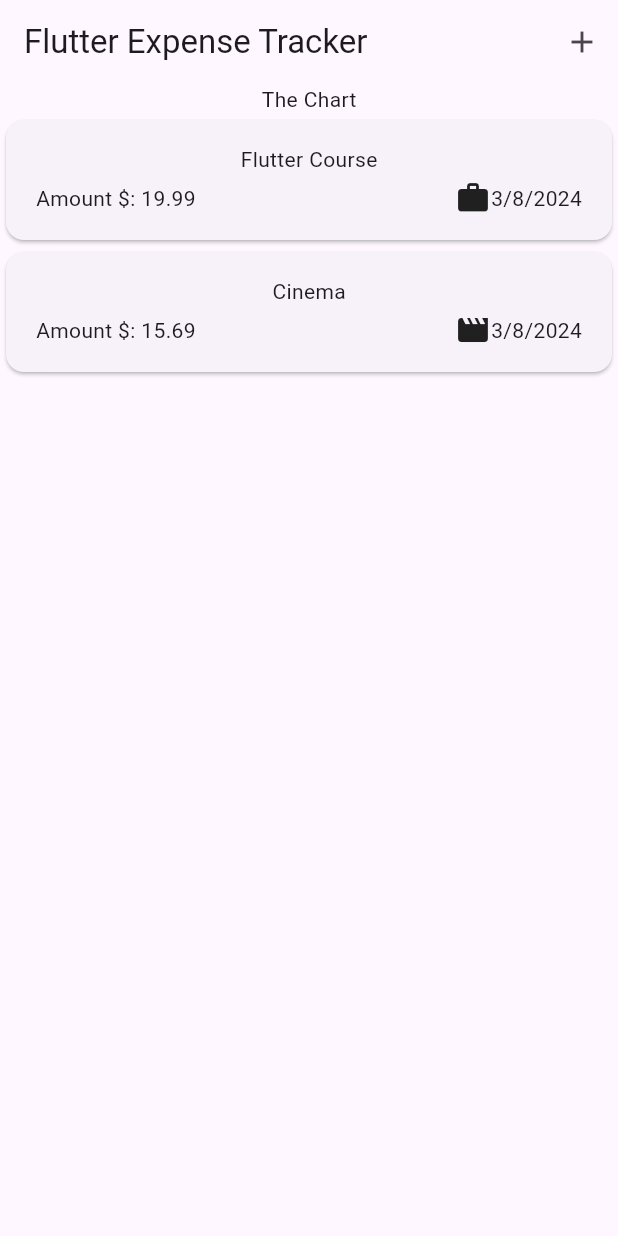
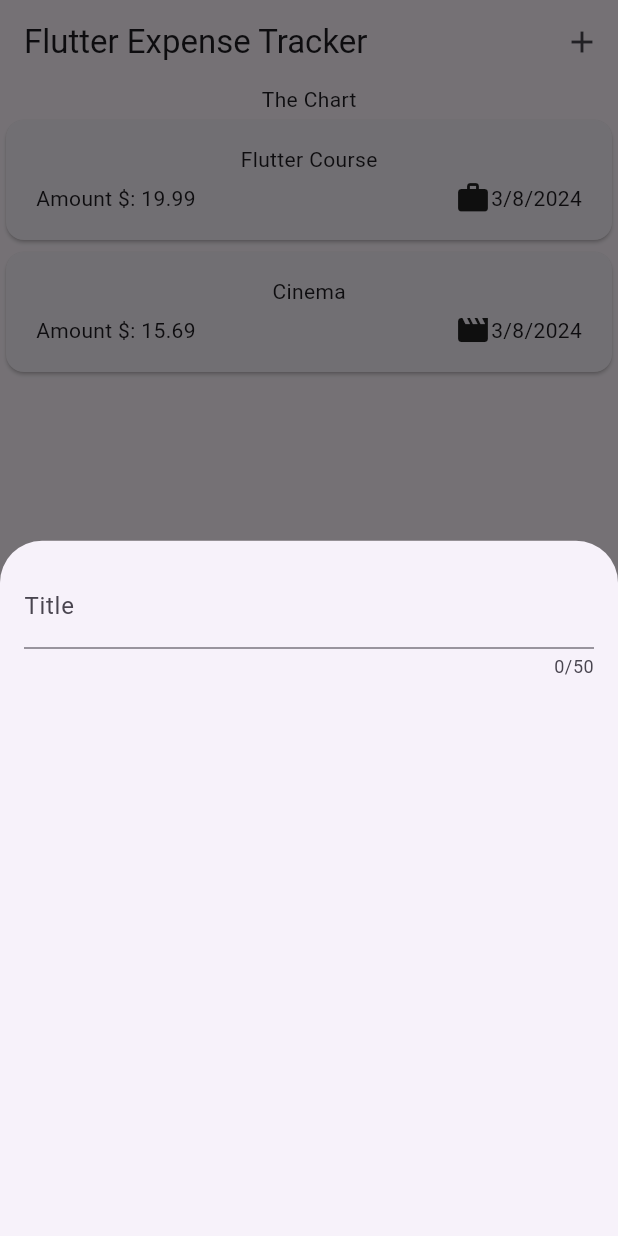
Before and after one commit to anowakowski/FlutterProjectsTests, a Flutter app: the screen it shows after launch, after a tap on the "add" icon, on a phone screen of 412 x 824 dp. Run offline on Flutter 3.47's test engine with Material 3 defaults, Android fonts, the phone set to English and light mode, and no system bars; our stand-ins replace google_fonts.

Commit message:
added new expense widget

```diff
--- a/theming_more_widgets_exp_tracker_app/lib/widgets/expenses.dart
+++ b/theming_more_widgets_exp_tracker_app/lib/widgets/expenses.dart
@@ -1,6 +1,7 @@
 import 'package:flutter/material.dart';
 import 'package:theming_more_widgets_exp_tracker_app/widgets/expenses_list/expenses_list.dart';
 import 'package:theming_more_widgets_exp_tracker_app/models/expense.dart';
+import 'package:theming_more_widgets_exp_tracker_app/widgets/new_expense.dart';
 
 class Expenses extends StatefulWidget {
   const Expenses({super.key});
@@ -17,13 +18,17 @@ class _ExpensesState extends State<Expenses> {
     Expense(title: 'Cinema', amanount: 15.69, date: DateTime.now(), category: Category.leisuer)
   ];
 
+  void _openAddExpenseOverlay() {
+    showModalBottomSheet(context: context, builder: (ctx) => const NewExpense());
+  }
+
   @override
   Widget build(BuildContext context) {
     return Scaffold(
       appBar: AppBar(
         title: const Text('Flutter Expense Tracker'),
         actions: [
-          IconButton(onPressed: () {}, icon: const Icon(Icons.add))
+          IconButton(onPressed: _openAddExpenseOverlay, icon: const Icon(Icons.add))
         ],
       ),
       body: Column(
--- /dev/null
+++ b/theming_more_widgets_exp_tracker_app/lib/widgets/new_expense.dart
@@ -0,0 +1,32 @@
+import 'package:flutter/material.dart';
+
+class NewExpense extends StatefulWidget {
+  const NewExpense({super.key});
+
+  @override
+  State<NewExpense> createState() {
+    return _NewExpenseState();
+  }
+}
+
+class _NewExpenseState extends State<NewExpense> {
+
+  @override
+  Widget build(BuildContext context) {
+    return const Padding(
+      padding: EdgeInsets.all(16),
+      child: Column(
+        children: [
+          TextField(
+            maxLength: 50,
+            //keyboardType: TextInputType.name,
+            decoration: InputDecoration(
+              label: Text('Title')
+            ),
+          )
+        ],
+      ),
+    );
+  }
+
+}
```
